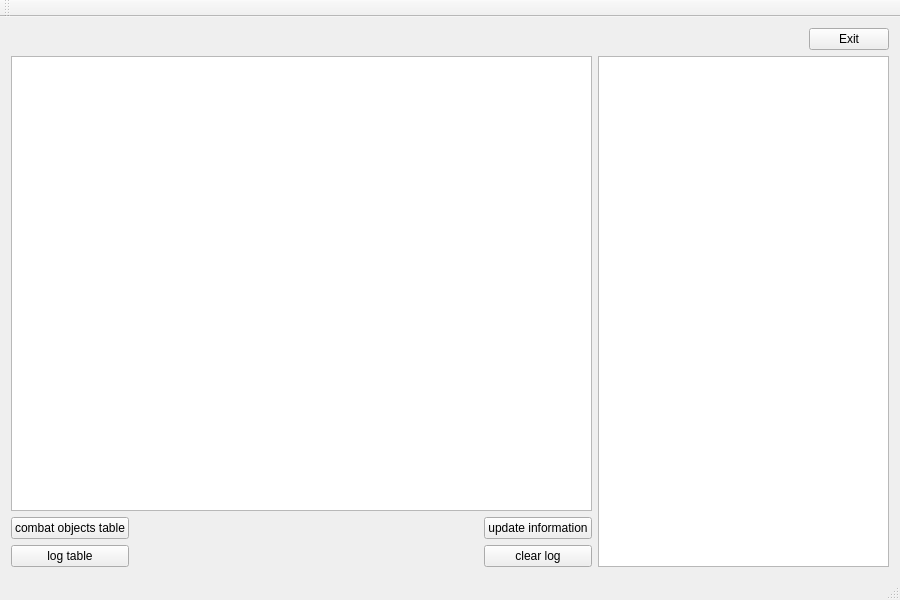
Above: MBY/mainwindow.ui from Zioba/MBU-BM before the change. Below: the same form after it.
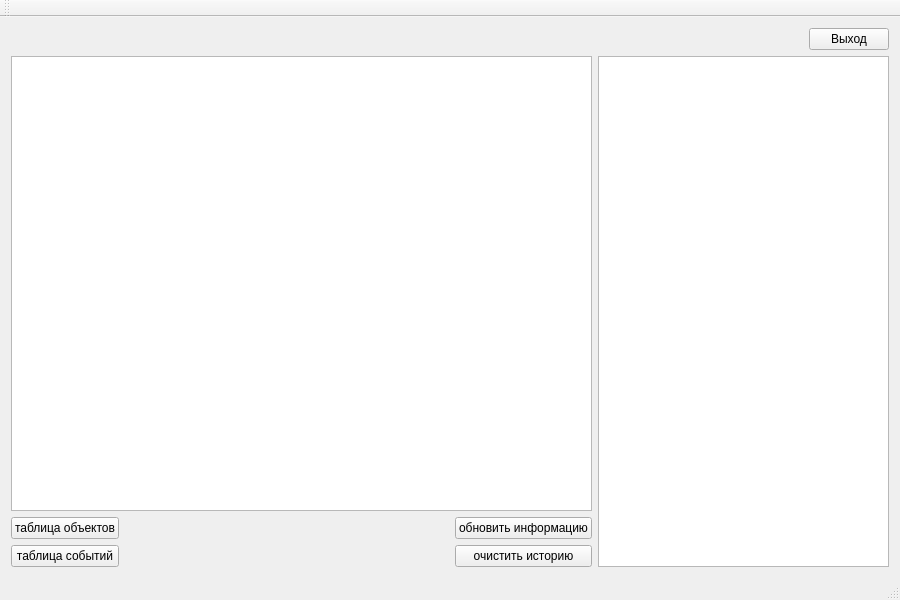
That is the form after the change.

```diff
--- a/MBY/mainwindow.ui
+++ b/MBY/mainwindow.ui
@@ -33,7 +33,7 @@
       <item>
        <widget class="QPushButton" name="exitButton">
         <property name="text">
-         <string>Exit</string>
+         <string>Выход</string>
         </property>
        </widget>
       </item>
@@ -51,7 +51,7 @@
           <item>
            <widget class="QPushButton" name="combObjTableBut">
             <property name="text">
-             <string>combat objects table</string>
+             <string>таблица объектов</string>
             </property>
            </widget>
           </item>
@@ -61,7 +61,7 @@
              <bool>true</bool>
             </property>
             <property name="text">
-             <string>log table</string>
+             <string>таблица событий</string>
             </property>
            </widget>
           </item>
@@ -85,14 +85,14 @@
           <item>
            <widget class="QPushButton" name="updBut">
             <property name="text">
-             <string>update information</string>
+             <string>обновить информацию</string>
             </property>
            </widget>
           </item>
           <item>
            <widget class="QPushButton" name="clearBut">
             <property name="text">
-             <string>clear log</string>
+             <string>очистить историю</string>
             </property>
            </widget>
           </item>
```
